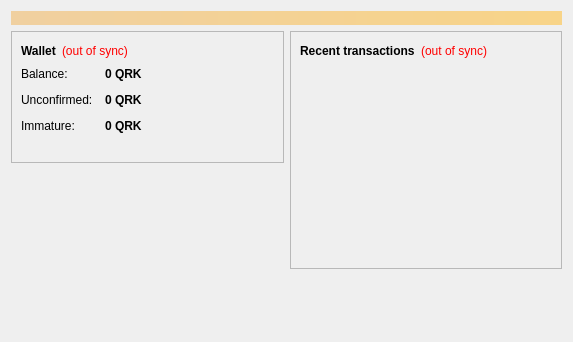
The window that src/qt/forms/overviewpage.ui (garrood/bradburycoin) describes before a commit, drawn with Qt 5.
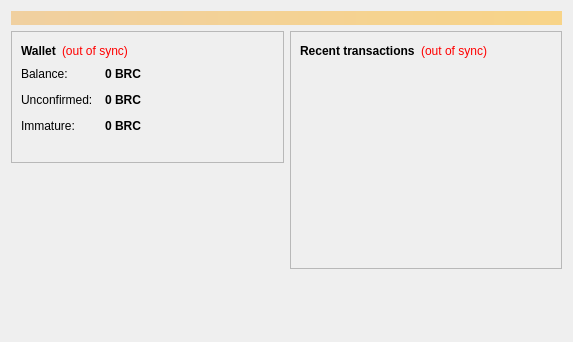
The same window after the commit. Icons and pictures are not drawn.

Patch:
```diff
--- a/src/qt/forms/overviewpage.ui
+++ b/src/qt/forms/overviewpage.ui
@@ -122,7 +122,7 @@
                <string>Your current balance</string>
               </property>
               <property name="text">
-               <string notr="true">0 QRK</string>
+               <string notr="true">0 BRC</string>
               </property>
               <property name="textInteractionFlags">
                <set>Qt::LinksAccessibleByMouse|Qt::TextSelectableByKeyboard|Qt::TextSelectableByMouse</set>
@@ -151,7 +151,7 @@
                <string>Total of transactions that have yet to be confirmed, and do not yet count toward the current balance</string>
               </property>
               <property name="text">
-               <string notr="true">0 QRK</string>
+               <string notr="true">0 BRC</string>
               </property>
               <property name="textInteractionFlags">
                <set>Qt::LinksAccessibleByMouse|Qt::TextSelectableByKeyboard|Qt::TextSelectableByMouse</set>
@@ -177,7 +177,7 @@
                <string>Mined balance that has not yet matured</string>
               </property>
               <property name="text">
-               <string notr="true">0 QRK</string>
+               <string notr="true">0 BRC</string>
               </property>
               <property name="textInteractionFlags">
                <set>Qt::LinksAccessibleByMouse|Qt::TextSelectableByKeyboard|Qt::TextSelectableByMouse</set>
```
